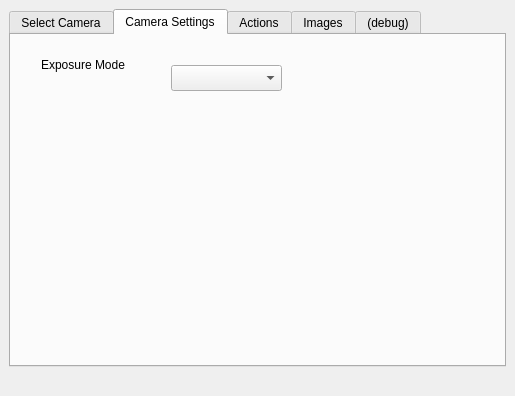
The window that camtool/camtool.ui (steveicarus/camctl) describes before a commit, drawn with Qt 5.
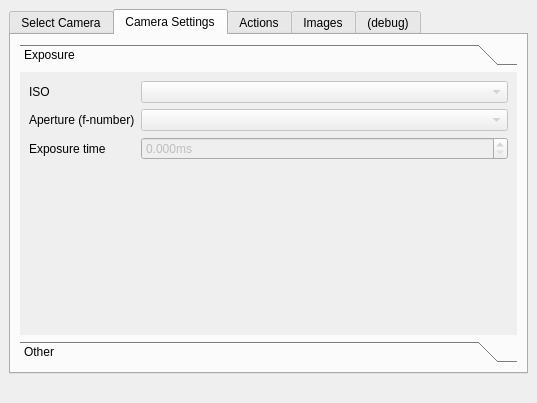
The same window after the commit. The open tabs and pages were chosen to show the change.

Diff of the .ui file:
```diff
--- a/camtool/camtool.ui
+++ b/camtool/camtool.ui
@@ -5,8 +5,8 @@
    <rect>
     <x>0</x>
     <y>0</y>
-    <width>515</width>
-    <height>396</height>
+    <width>537</width>
+    <height>403</height>
    </rect>
   </property>
   <property name="windowTitle" >
@@ -136,29 +136,97 @@
        <attribute name="title" >
         <string>Camera Settings</string>
        </attribute>
-       <widget class="QLabel" name="label" >
-        <property name="geometry" >
-         <rect>
-          <x>30</x>
-          <y>20</y>
-          <width>96</width>
-          <height>20</height>
-         </rect>
-        </property>
-        <property name="text" >
-         <string>Exposure Mode</string>
-        </property>
-       </widget>
-       <widget class="QComboBox" name="comboBox" >
-        <property name="geometry" >
-         <rect>
-          <x>160</x>
-          <y>30</y>
-          <width>111</width>
-          <height>26</height>
-         </rect>
-        </property>
-       </widget>
+       <layout class="QVBoxLayout" name="verticalLayout_5" >
+        <item>
+         <widget class="QToolBox" name="toolBox" >
+          <property name="currentIndex" >
+           <number>0</number>
+          </property>
+          <widget class="QWidget" name="page" >
+           <property name="geometry" >
+            <rect>
+             <x>0</x>
+             <y>0</y>
+             <width>483</width>
+             <height>235</height>
+            </rect>
+           </property>
+           <attribute name="label" >
+            <string>Exposure</string>
+           </attribute>
+           <layout class="QFormLayout" name="formLayout" >
+            <item row="0" column="0" >
+             <widget class="QLabel" name="label" >
+              <property name="text" >
+               <string>ISO</string>
+              </property>
+             </widget>
+            </item>
+            <item row="0" column="1" >
+             <widget class="QComboBox" name="set_iso_box" >
+              <property name="enabled" >
+               <bool>false</bool>
+              </property>
+             </widget>
+            </item>
+            <item row="1" column="0" >
+             <widget class="QLabel" name="label_3" >
+              <property name="text" >
+               <string>Aperture (f-number)</string>
+              </property>
+             </widget>
+            </item>
+            <item row="1" column="1" >
+             <widget class="QComboBox" name="set_aperture_box" >
+              <property name="enabled" >
+               <bool>false</bool>
+              </property>
+             </widget>
+            </item>
+            <item row="2" column="0" >
+             <widget class="QLabel" name="label_4" >
+              <property name="text" >
+               <string>Exposure time</string>
+              </property>
+             </widget>
+            </item>
+            <item row="2" column="1" >
+             <widget class="QDoubleSpinBox" name="set_exposure_time_box" >
+              <property name="enabled" >
+               <bool>false</bool>
+              </property>
+              <property name="sizePolicy" >
+               <sizepolicy vsizetype="Fixed" hsizetype="MinimumExpanding" >
+                <horstretch>0</horstretch>
+                <verstretch>0</verstretch>
+               </sizepolicy>
+              </property>
+              <property name="suffix" >
+               <string>ms</string>
+              </property>
+              <property name="decimals" >
+               <number>3</number>
+              </property>
+             </widget>
+            </item>
+           </layout>
+          </widget>
+          <widget class="QWidget" name="page_2" >
+           <property name="geometry" >
+            <rect>
+             <x>0</x>
+             <y>0</y>
+             <width>100</width>
+             <height>30</height>
+            </rect>
+           </property>
+           <attribute name="label" >
+            <string>Other</string>
+           </attribute>
+          </widget>
+         </widget>
+        </item>
+       </layout>
       </widget>
       <widget class="QWidget" name="tab_3" >
        <attribute name="title" >
```
Left out of the diff: 140 changed lines with no effect on the pictures.
